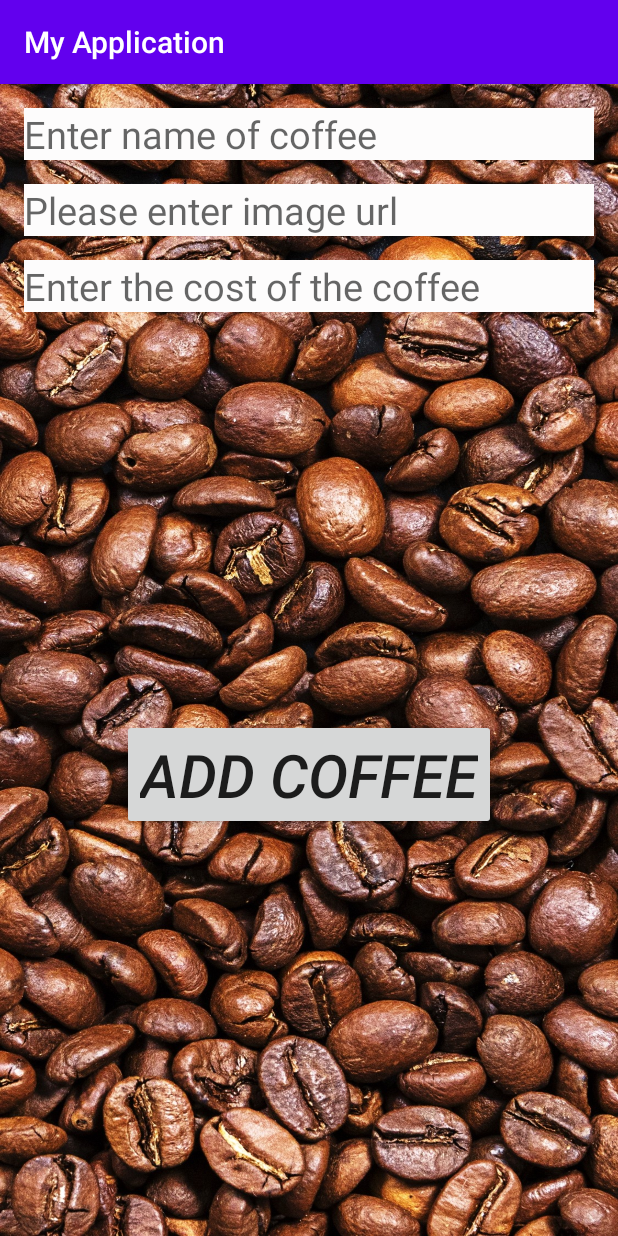
After one commit to Dmitry-Zv/My-application, an Android app: the AddSortFragment screen opened through its navigation route, on a phone screen of 412 x 824 dp. The commit adds this screen. Run offline under Robolectric (Android 15) with nearby library versions, the phone set to English and light mode, and no system bars.

Commit message:
Add homework4 activity and fragments

```diff
--- a/app/build.gradle
+++ b/app/build.gradle
@@ -42,5 +42,6 @@ dependencies {
     testImplementation 'junit:junit:4.12'
     androidTestImplementation 'androidx.test.ext:junit:1.1.2'
     androidTestImplementation 'androidx.test.espresso:espresso-core:3.3.0'
-
+    implementation 'androidx.navigation:navigation-fragment-ktx:2.3.0'
+    implementation 'androidx.navigation:navigation-ui-ktx:2.3.0'
 }
--- a/app/src/main/AndroidManifest.xml
+++ b/app/src/main/AndroidManifest.xml
@@ -14,6 +14,7 @@
         <activity android:name=".homework3.Homework3"></activity>
         <activity android:name=".homework2.CatAnimation" />
         <activity android:name=".homework2.Flag" />
+        <activity android:name=".homework4.Homework4"/>
         <activity android:name=".homework2.Homework2" />
         <activity android:name=".Homework1" />
         <activity android:name=".MainActivity">
--- a/app/src/main/java/by/zharikov/myapplication/MainActivity.kt
+++ b/app/src/main/java/by/zharikov/myapplication/MainActivity.kt
@@ -5,6 +5,7 @@ import androidx.appcompat.app.AppCompatActivity
 import android.os.Bundle
 import by.zharikov.myapplication.homework2.Homework2
 import by.zharikov.myapplication.homework3.Homework3
+import by.zharikov.myapplication.homework4.Homework4
 import kotlinx.android.synthetic.main.activity_main.*
 
 class MainActivity : AppCompatActivity() {
@@ -23,5 +24,9 @@ class MainActivity : AppCompatActivity() {
             val intent = Intent(this, Homework3::class.java)
             startActivity(intent)
         }
+        button4.setOnClickListener {
+            val intent = Intent(this, Homework4::class.java)
+            startActivity(intent)
+        }
     }
 }
--- /dev/null
+++ b/app/src/main/java/by/zharikov/myapplication/homework4/AddSortFragment.kt
@@ -0,0 +1,33 @@
+package by.zharikov.myapplication.homework4
+
+import android.os.Bundle
+import android.view.LayoutInflater
+import android.view.View
+import android.view.ViewGroup
+import android.widget.Toast
+import androidx.fragment.app.Fragment
+import by.zharikov.myapplication.R
+import kotlinx.android.synthetic.main.fragment_add_sort.*
+
+class AddSortFragment : Fragment() {
+    interface AddCoffee {
+        fun addCoffee()
+    }
+
+    override fun onCreateView(
+        inflater: LayoutInflater,
+        container: ViewGroup?,
+        savedInstanceState: Bundle?
+    ): View? {
+        return inflater.inflate(R.layout.fragment_add_sort, container, false)
+    }
+
+    override fun onActivityCreated(savedInstanceState: Bundle?) {
+        super.onActivityCreated(savedInstanceState)
+        button_add.setOnClickListener {
+
+            val addCoffee = context as AddCoffee
+            addCoffee.addCoffee()
+        }
+    }
+}
--- /dev/null
+++ b/app/src/main/java/by/zharikov/myapplication/homework4/Coffee.kt
@@ -0,0 +1,2 @@
+package by.zharikov.myapplication.homework4
+data class Coffee(val name: String, val imageUrl: String, val price: Double)
--- /dev/null
+++ b/app/src/main/java/by/zharikov/myapplication/homework4/Homework4.kt
@@ -0,0 +1,35 @@
+package by.zharikov.myapplication.homework4
+
+import androidx.appcompat.app.AppCompatActivity
+import android.os.Bundle
+import android.widget.Toast
+import by.zharikov.myapplication.R
+import kotlinx.android.synthetic.main.fragment_add_sort.*
+
+class Homework4 : AppCompatActivity(), AddSortFragment.AddCoffee, CoffeeCollectionFragment.GetCoffeeList {
+    override fun onCreate(savedInstanceState: Bundle?) {
+        super.onCreate(savedInstanceState)
+        setContentView(R.layout.activity_homework4)
+    }
+    var counter = 0
+    private var coffeeList = mutableListOf<Coffee>()
+    override fun getCoffeeList(): MutableList<Coffee> {
+        return coffeeList
+    }
+
+    override fun addCoffee() {
+        val coffee = Coffee(
+            name = coffee_name_edit_text.text.toString(),
+            price = coffee_cost_edit_text.text.toString().toDouble(),
+            imageUrl = url_edit_text.text.toString()
+        )
+        coffeeList.add(counter, coffee )
+        Toast.makeText(
+            this,
+            "${coffee_name_edit_text.text} was added.",
+            Toast.LENGTH_SHORT
+        ).show()
+        counter++
+    }
+
+}
--- /dev/null
+++ b/app/src/main/java/by/zharikov/myapplication/homework4/MainFragment.kt
@@ -0,0 +1,33 @@
+package by.zharikov.myapplication.homework4
+
+import android.os.Bundle
+import android.view.LayoutInflater
+import android.view.View
+import android.view.ViewGroup
+import androidx.fragment.app.Fragment
+import androidx.navigation.fragment.findNavController
+import by.zharikov.myapplication.R
+import kotlinx.android.synthetic.main.activity_main.*
+import kotlinx.android.synthetic.main.main_fragment_hw4.*
+
+class MainFragment : Fragment() {
+    override fun onCreateView(
+        inflater: LayoutInflater,
+        container: ViewGroup?,
+        savedInstanceState: Bundle?
+    ): View? {
+        return inflater.inflate(R.layout.main_fragment_hw4, container, false)
+    }
+
+    override fun onActivityCreated(savedInstanceState: Bundle?) {
+        super.onActivityCreated(savedInstanceState)
+        add_sort_button.setOnClickListener {
+            val nav = findNavController()
+            nav.navigate(R.id.showAddSortFragment)
+        }
+        coffee_list_button.setOnClickListener {
+            val nav = findNavController()
+            nav.navigate(R.id.showCoffeeCollectionFragment)
+        }
+    }
+}
--- /dev/null
+++ b/app/src/main/res/layout/activity_homework4.xml
@@ -0,0 +1,16 @@
+<?xml version="1.0" encoding="utf-8"?>
+<androidx.constraintlayout.widget.ConstraintLayout xmlns:android="http://schemas.android.com/apk/res/android"
+    xmlns:app="http://schemas.android.com/apk/res-auto"
+    xmlns:tools="http://schemas.android.com/tools"
+    android:layout_width="match_parent"
+    android:layout_height="match_parent"
+    tools:context=".homework4.Homework4">
+    <fragment
+        android:id="@+id/navigation_container"
+        android:name="androidx.navigation.fragment.NavHostFragment"
+        android:layout_width="match_parent"
+        android:layout_height="match_parent"
+        app:defaultNavHost = "true"
+        app:navGraph="@navigation/nav_graph"/>
+
+</androidx.constraintlayout.widget.ConstraintLayout>
--- /dev/null
+++ b/app/src/main/res/layout/fragment_add_sort.xml
@@ -0,0 +1,51 @@
+<?xml version="1.0" encoding="utf-8"?>
+<androidx.constraintlayout.widget.ConstraintLayout xmlns:android="http://schemas.android.com/apk/res/android"
+    xmlns:app="http://schemas.android.com/apk/res-auto"
+    android:layout_width="match_parent"
+    android:layout_height="match_parent"
+    android:background="@drawable/coffee_background">
+
+    <EditText
+        android:id="@+id/coffee_name_edit_text"
+        android:layout_width="match_parent"
+        android:layout_height="wrap_content"
+        android:layout_margin="16dp"
+        android:background="#FDFCFC"
+        android:hint="@string/add_coffee_name"
+        android:textSize="25sp"
+        app:layout_constraintTop_toTopOf="parent" />
+
+    <EditText
+        android:id="@+id/url_edit_text"
+        android:layout_width="match_parent"
+        android:layout_height="wrap_content"
+        android:layout_margin="16dp"
+        android:background="#FDFCFC"
+        android:hint="@string/enter_url"
+        android:textSize="25sp"
+        app:layout_constraintTop_toBottomOf="@+id/coffee_name_edit_text" />
+
+    <EditText
+        android:id="@+id/coffee_cost_edit_text"
+        android:layout_width="match_parent"
+        android:layout_height="wrap_content"
+        android:layout_margin="16dp"
+        android:background="#FDFCFC"
+        android:hint="@string/coffee_cost"
+        android:textSize="25sp"
+        app:layout_constraintTop_toBottomOf="@+id/url_edit_text" />
+
+    <Button
+        android:id="@+id/button_add"
+        android:layout_width="wrap_content"
+        android:layout_height="wrap_content"
+        app:layout_constraintBottom_toBottomOf="parent"
+        app:layout_constraintEnd_toEndOf="parent"
+        android:text="@string/add_coffee"
+        android:textStyle="italic"
+        android:textSize="40sp"
+        app:layout_constraintStart_toStartOf="parent"
+        app:layout_constraintTop_toBottomOf="@+id/coffee_cost_edit_text" />
+
+
+</androidx.constraintlayout.widget.ConstraintLayout>
--- /dev/null
+++ b/app/src/main/res/navigation/nav_graph.xml
@@ -0,0 +1,38 @@
+<?xml version="1.0" encoding="utf-8"?>
+<navigation xmlns:android="http://schemas.android.com/apk/res/android"
+    xmlns:app="http://schemas.android.com/apk/res-auto"
+    xmlns:tools="http://schemas.android.com/tools"
+    android:id="@+id/nav_graph"
+    app:startDestination="@id/mainFragment">
+
+    <fragment
+        android:id="@+id/mainFragment"
+        android:name="by.zharikov.myapplication.homework4.MainFragment"
+        android:label="MainFragment"
+        tools:layout="@layout/main_fragment_hw4">
+        <action
+            android:id="@+id/showAddSortFragment"
+            app:destination="@id/addSortFragment" />
+        <action
+            android:id="@+id/showCoffeeCollectionFragment"
+            app:destination="@id/coffeeCollectionFragment" />
+    </fragment>
+    <fragment
+        android:id="@+id/addSortFragment"
+        android:name="by.zharikov.myapplication.homework4.AddSortFragment"
+        android:label="AddSortFragment"
+        tools:layout="@layout/fragment_add_sort">
+        <action
+            android:id="@+id/action_addSortFragment_to_mainFragment"
+            app:destination="@id/mainFragment" />
+    </fragment>
+    <fragment
+        android:id="@+id/coffeeCollectionFragment"
+        android:name="by.zharikov.myapplication.homework4.CoffeeCollectionFragment"
+        android:label="CoffeeCollectionFragment"
+        tools:layout="@layout/fragment_coffe_collection">
+        <action
+            android:id="@+id/action_coffeeCollectionFragment_to_mainFragment"
+            app:destination="@id/mainFragment" />
+    </fragment>
+</navigation>
--- a/app/src/main/res/values/strings.xml
+++ b/app/src/main/res/values/strings.xml
@@ -3,6 +3,9 @@
     <string name="homework1">Homework 1</string>
     <string name="homework2">Homework 2</string>
     <string name="homework3">Homework 3</string>
+    <string name="homework4">Homework 4</string>
+    <string name="homework5">Homework 5</string>
+    <string name="homework6">Homework 6</string>
     <string name="enter_url">Please enter image url</string>
     <string name="buttonLoad">Load image</string>
     <string name="flags">Flags</string>
@@ -18,5 +21,9 @@
     <string name="minsk_region">Minsk Region</string>
     <string name="mogilev_region">Mogilev Region</string>
     <string name="start_harvesting">Start harvesting</string>
-
+    <string name="add_sort">Add sort</string>
+    <string name="coffee_list">Coffee list</string>
+    <string name="add_coffee_name">Enter name of coffee</string>
+    <string name="coffee_cost">Enter the cost of the coffee</string>
+    <string name="add_coffee">Add coffee</string>
 </resources>
```
Also changed, not shown: app/src/main/java/by/zharikov/myapplication/homework4/CoffeeCollectionFragment.kt (added, +35 -0 lines), app/src/main/java/by/zharikov/myapplication/homework4/CoffeeFragment.kt (added, +22 -0 lines), app/src/main/res/layout/activity_main.xml (+30 -0 lines), app/src/main/res/layout/fragment_coffe_collection.xml (added, +15 -0 lines), app/src/main/res/layout/fragment_coffee.xml (added, +39 -0 lines), app/src/main/res/layout/main_fragment_hw4.xml (added, +23 -0 lines), app/src/main/res/drawable/coffee_background.jpg (added).
